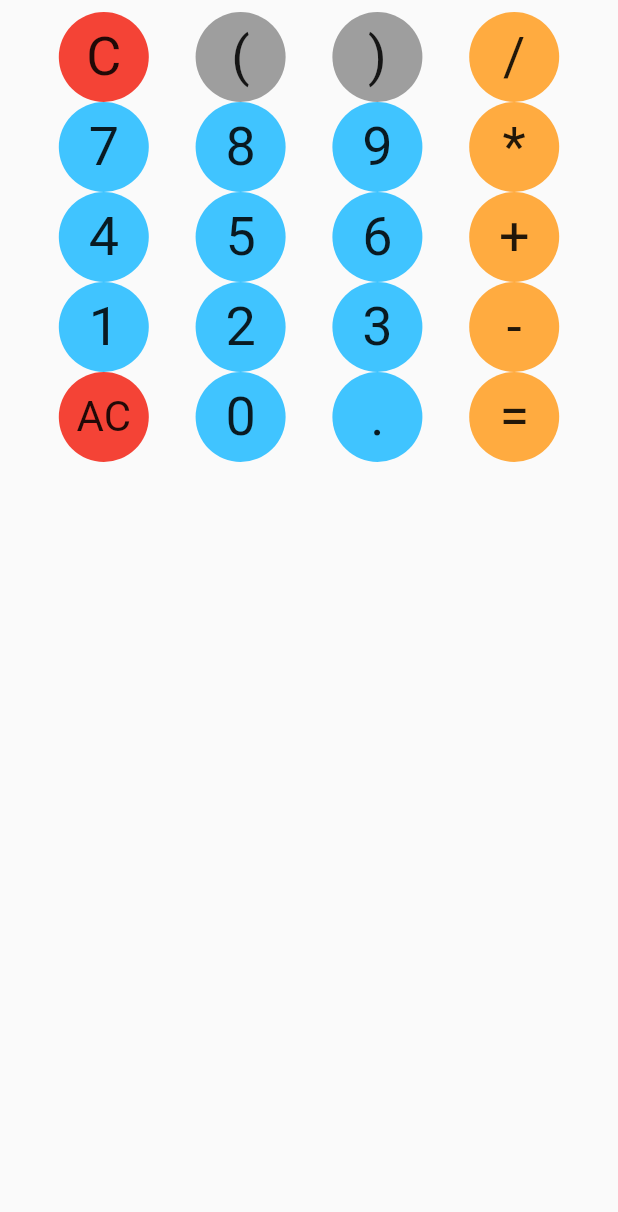
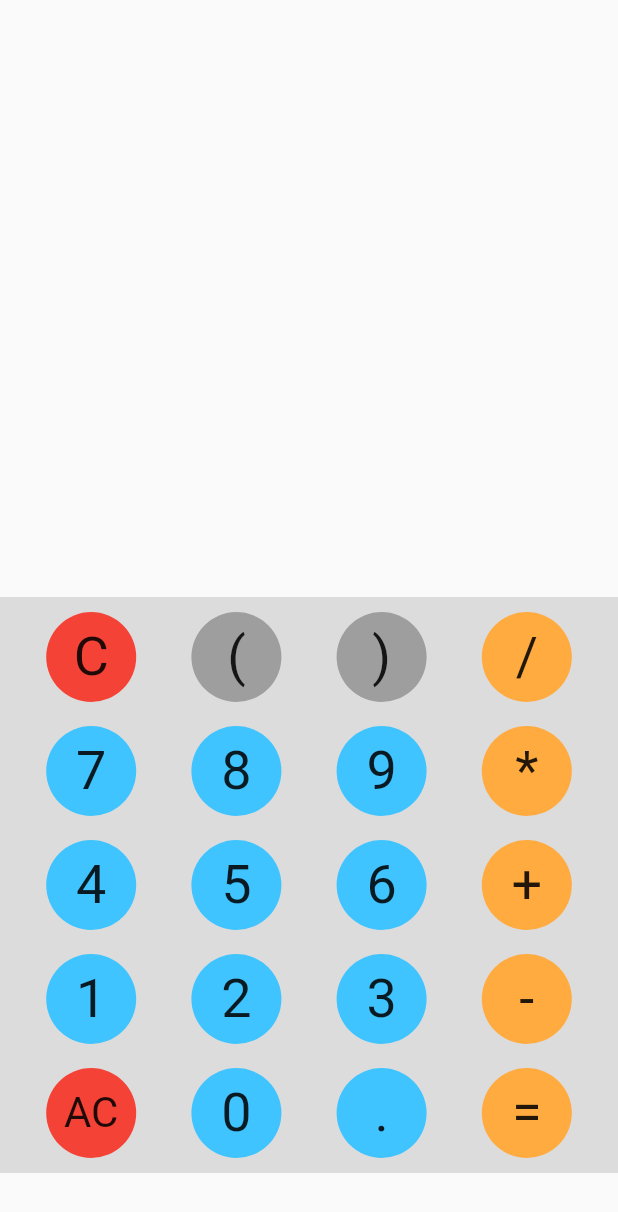
Before and after one commit to hawariMuflihMunte/myMobileProject, a Flutter app: the screen it shows after launch, on a phone screen of 412 x 824 dp. Shown: the top 1212 px of the screen. Run offline on Flutter 3.47's test engine with Material 2 defaults, Android fonts, the phone set to English and light mode, and no system bars.

Commit message:
Refactor(UI): set Buttons inside Container and Align to Bottom

```diff
--- a/lib/src/MyApp.dart
+++ b/lib/src/MyApp.dart
@@ -9,8 +9,14 @@ class MyApp extends StatelessWidget {
       debugShowCheckedModeBanner: false,
       home: Scaffold(
         body: SafeArea(
-          child: Container(
-            padding: const EdgeInsets.all(8),
+          child: Column(
+            children: <Widget>[
+              Container(
+                height: 398,
+              ),
+              Container(
+                padding: const EdgeInsets.all(2),
+                color: Colors.black12,
                 child: Row(
                   mainAxisAlignment: MainAxisAlignment.spaceEvenly,
                   children: <Widget>[
@@ -19,6 +25,7 @@ class MyApp extends StatelessWidget {
                         Container(
                           height: 60,
                           width: 60,
+                          margin: const EdgeInsets.all(8),
                           decoration: const BoxDecoration(
                               color: Colors.red,
                               shape: BoxShape.circle
@@ -36,6 +43,7 @@ class MyApp extends StatelessWidget {
                         Container(
                           height: 60,
                           width: 60,
+                          margin: const EdgeInsets.all(8),
                           decoration: const BoxDecoration(
                               color: Colors.lightBlueAccent,
                               shape: BoxShape.circle
@@ -53,6 +61,7 @@ class MyApp extends StatelessWidget {
                         Container(
                           height: 60,
                           width: 60,
+                          margin: const EdgeInsets.all(8),
                           decoration: const BoxDecoration(
                               color: Colors.lightBlueAccent,
                               shape: BoxShape.circle
@@ -70,6 +79,7 @@ class MyApp extends StatelessWidget {
                         Container(
                           height: 60,
                           width: 60,
+                          margin: const EdgeInsets.all(8),
                           decoration: const BoxDecoration(
                               color: Colors.lightBlueAccent,
                               shape: BoxShape.circle
@@ -87,6 +97,7 @@ class MyApp extends StatelessWidget {
                         Container(
                           height: 60,
                           width: 60,
+                          margin: const EdgeInsets.all(8),
                           decoration: const BoxDecoration(
                               color: Colors.red,
                               shape: BoxShape.circle
@@ -108,6 +119,7 @@ class MyApp extends StatelessWidget {
                         Container(
                           height: 60,
                           width: 60,
+                          margin: const EdgeInsets.all(8),
                           decoration: const BoxDecoration(
                               color: Colors.grey,
                               shape: BoxShape.circle
@@ -125,6 +137,7 @@ class MyApp extends StatelessWidget {
                         Container(
                           height: 60,
                           width: 60,
+                          margin: const EdgeInsets.all(8),
                           decoration: const BoxDecoration(
                               color: Colors.lightBlueAccent,
                               shape: BoxShape.circle
@@ -142,6 +155,7 @@ class MyApp extends StatelessWidget {
                         Container(
                           height: 60,
                           width: 60,
+                          margin: const EdgeInsets.all(8),
                           decoration: const BoxDecoration(
                               color: Colors.lightBlueAccent,
                               shape: BoxShape.circle
@@ -159,6 +173,7 @@ class MyApp extends StatelessWidget {
                         Container(
                           height: 60,
                           width: 60,
+                          margin: const EdgeInsets.all(8),
                           decoration: const BoxDecoration(
                               color: Colors.lightBlueAccent,
                               shape: BoxShape.circle
@@ -176,6 +191,7 @@ class MyApp extends StatelessWidget {
                         Container(
                           height: 60,
                           width: 60,
+                          margin: const EdgeInsets.all(8),
                           decoration: const BoxDecoration(
                               color: Colors.lightBlueAccent,
                               shape: BoxShape.circle
@@ -197,6 +213,7 @@ class MyApp extends StatelessWidget {
                         Container(
                           height: 60,
                           width: 60,
+                          margin: const EdgeInsets.all(8),
                           decoration: const BoxDecoration(
                               color: Colors.grey,
                               shape: BoxShape.circle
@@ -214,6 +231,7 @@ class MyApp extends StatelessWidget {
                         Container(
                           height: 60,
                           width: 60,
+                          margin: const EdgeInsets.all(8),
                           decoration: const BoxDecoration(
                               color: Colors.lightBlueAccent,
                               shape: BoxShape.circle
@@ -231,6 +249,7 @@ class MyApp extends StatelessWidget {
                         Container(
                           height: 60,
                           width: 60,
+                          margin: const EdgeInsets.all(8),
                           decoration: const BoxDecoration(
                               color: Colors.lightBlueAccent,
                               shape: BoxShape.circle
@@ -248,6 +267,7 @@ class MyApp extends StatelessWidget {
                         Container(
                           height: 60,
                           width: 60,
+                          margin: const EdgeInsets.all(8),
                           decoration: const BoxDecoration(
                               color: Colors.lightBlueAccent,
                               shape: BoxShape.circle
@@ -265,6 +285,7 @@ class MyApp extends StatelessWidget {
                         Container(
                           height: 60,
                           width: 60,
+                          margin: const EdgeInsets.all(8),
                           decoration: const BoxDecoration(
                               color: Colors.lightBlueAccent,
                               shape: BoxShape.circle
@@ -286,6 +307,7 @@ class MyApp extends StatelessWidget {
                         Container(
                           height: 60,
                           width: 60,
+                          margin: const EdgeInsets.all(8),
                           decoration: const BoxDecoration(
                               color: Colors.orangeAccent,
                               shape: BoxShape.circle
@@ -303,6 +325,7 @@ class MyApp extends StatelessWidget {
                         Container(
                           height: 60,
                           width: 60,
+                          margin: const EdgeInsets.all(8),
                           decoration: const BoxDecoration(
                               color: Colors.orangeAccent,
                               shape: BoxShape.circle
@@ -320,6 +343,7 @@ class MyApp extends StatelessWidget {
                         Container(
                           height: 60,
                           width: 60,
+                          margin: const EdgeInsets.all(8),
                           decoration: const BoxDecoration(
                               color: Colors.orangeAccent,
                               shape: BoxShape.circle
@@ -337,6 +361,7 @@ class MyApp extends StatelessWidget {
                         Container(
                           height: 60,
                           width: 60,
+                          margin: const EdgeInsets.all(8),
                           decoration: const BoxDecoration(
                               color: Colors.orangeAccent,
                               shape: BoxShape.circle
@@ -354,6 +379,7 @@ class MyApp extends StatelessWidget {
                         Container(
                           height: 60,
                           width: 60,
+                          margin: const EdgeInsets.all(8),
                           decoration: const BoxDecoration(
                               color: Colors.orangeAccent,
                               shape: BoxShape.circle
@@ -373,6 +399,8 @@ class MyApp extends StatelessWidget {
                   ],
                 ),
               )
+            ],
+          )
         ),
       ),
     );
```
Lines whose indentation alone changed are shown as unchanged.
